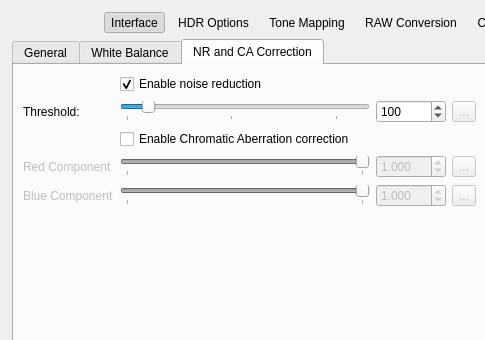
This is src/Preferences/PreferencesDialog.ui in LuminanceHDR/LuminanceHDR as Qt 5 draws it before an edit; both pictures show x 0 to 485 and y 0 to 340 of the 786 by 617 pixel window. The edited form follows.
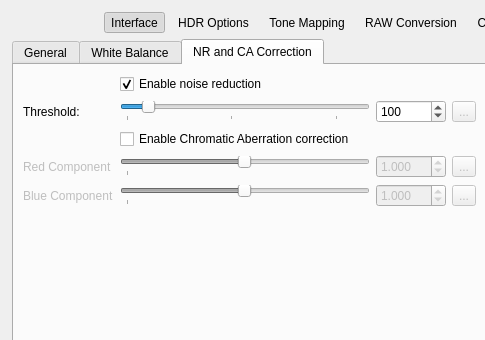
This is the edited form. The open tabs and pages were chosen to show the change. Icons and pictures are not drawn.

What changed in the file:
```diff
--- a/src/Preferences/PreferencesDialog.ui
+++ b/src/Preferences/PreferencesDialog.ui
@@ -1877,19 +1877,19 @@
                     </size>
                    </property>
                    <property name="minimum">
-                    <number>0</number>
+                    <number>1</number>
                    </property>
                    <property name="maximum">
-                    <number>2000000</number>
+                    <number>10000</number>
                    </property>
                    <property name="singleStep">
-                    <number>10</number>
-                   </property>
-                   <property name="pageStep">
                     <number>100</number>
                    </property>
+                   <property name="pageStep">
+                    <number>500</number>
+                   </property>
                    <property name="value">
-                    <number>1000000</number>
+                    <number>5000</number>
                    </property>
                    <property name="orientation">
                     <enum>Qt::Horizontal</enum>
@@ -1980,19 +1980,19 @@
                     </size>
                    </property>
                    <property name="minimum">
-                    <number>0</number>
+                    <number>1</number>
                    </property>
                    <property name="maximum">
-                    <number>2000000</number>
+                    <number>10000</number>
                    </property>
                    <property name="singleStep">
-                    <number>10</number>
-                   </property>
-                   <property name="pageStep">
                     <number>100</number>
                    </property>
+                   <property name="pageStep">
+                    <number>500</number>
+                   </property>
                    <property name="value">
-                    <number>1000000</number>
+                    <number>5000</number>
                    </property>
                    <property name="orientation">
                     <enum>Qt::Horizontal</enum>
```
Left out of the diff: 84 changed lines with no effect on the pictures.
